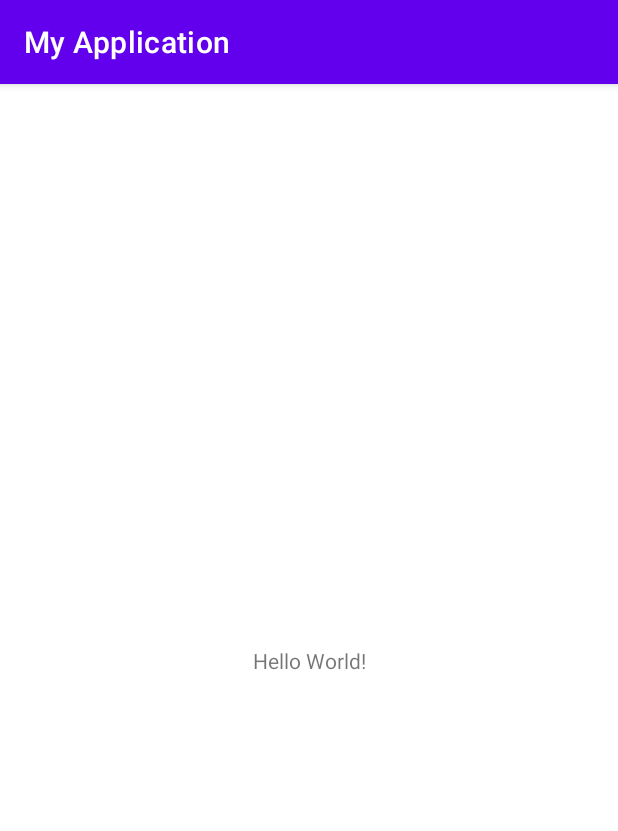
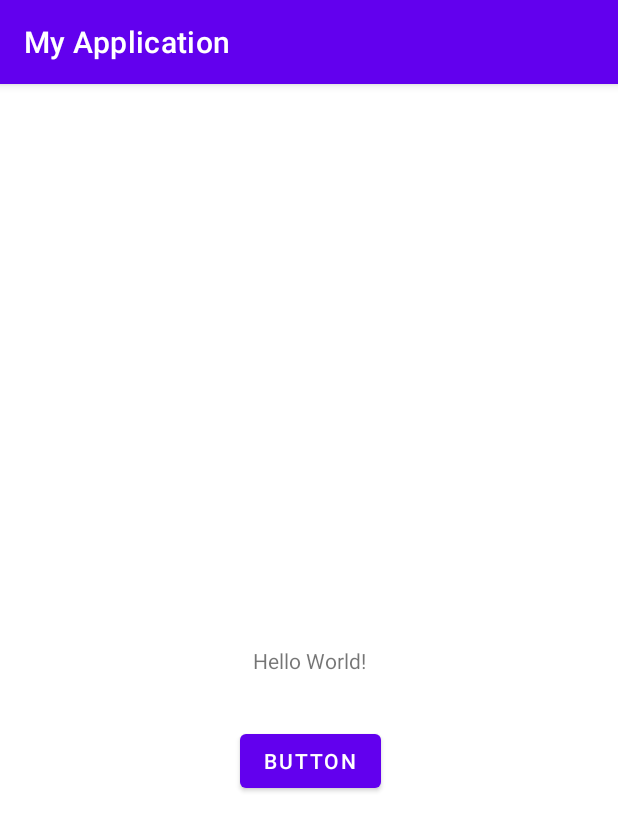
Before and after one commit to MOHAMEDMEDOHEMEDA/flash-list-app-, an Android app: the screen it shows after launch (MainActivity), on a phone screen of 412 x 824 dp. Shown: the top 831 px of the screen. Run offline under Robolectric (Android 15) with nearby library versions, the phone set to English and light mode, and no system bars.

Commit message:
New file

```diff
--- a/app/src/main/res/layout/activity_main.xml
+++ b/app/src/main/res/layout/activity_main.xml
@@ -7,6 +7,7 @@
     tools:context=".MainActivity">
 
     <TextView
+        android:id="@+id/textView"
         android:layout_width="wrap_content"
         android:layout_height="wrap_content"
         android:text="Hello World!"
@@ -15,4 +16,18 @@
         app:layout_constraintStart_toStartOf="parent"
         app:layout_constraintTop_toTopOf="parent" />
 
+    <Button
+        android:id="@+id/button"
+        android:layout_width="wrap_content"
+        android:layout_height="wrap_content"
+        android:layout_marginStart="159dp"
+        android:layout_marginTop="24dp"
+        android:layout_marginEnd="158dp"
+        android:layout_marginBottom="283dp"
+        android:text="Button"
+        app:layout_constraintBottom_toBottomOf="parent"
+        app:layout_constraintEnd_toEndOf="parent"
+        app:layout_constraintStart_toStartOf="parent"
+        app:layout_constraintTop_toBottomOf="@+id/textView" />
+
 </androidx.constraintlayout.widget.ConstraintLayout>
```
